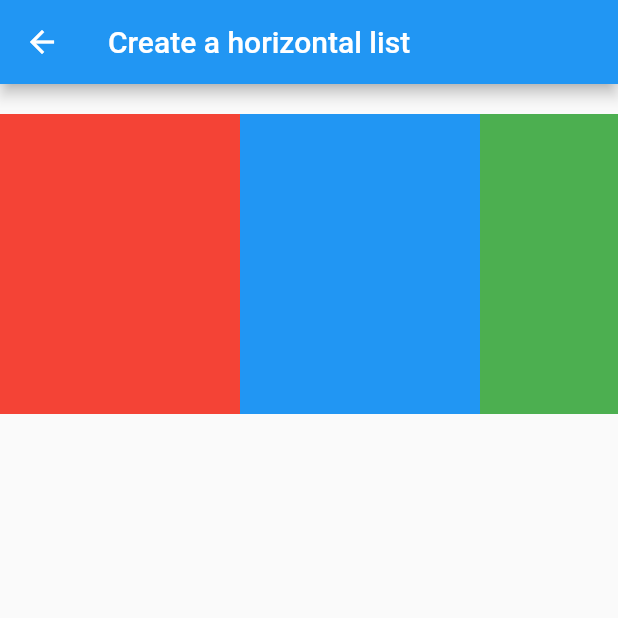
After one commit to xrr2016/flutter-cookbook, a Flutter app: the Listpage screen opened directly, after a tap on "Create a horizontal list", on a phone screen of 412 x 824 dp, the top half of it. The commit adds this screen. Run offline on Flutter 3.47's test engine with Material 2 defaults, Android fonts, the phone set to English and light mode, and no system bars; our stand-ins replace cached_network_image, transparent_image; Roboto replaces fonts that are missing (Montserrat).

Commit message:
feat:  horizontal list page

```diff
--- /dev/null
+++ b/lib/lists/horizontal_list_page.dart
@@ -0,0 +1,41 @@
+import 'package:flutter/material.dart';
+
+class HorizontalListPage extends StatelessWidget {
+  @override
+  Widget build(BuildContext context) {
+    return Scaffold(
+      appBar: AppBar(
+        title: Text('Create a horizontal list'),
+      ),
+      body: Container(
+        height: 200,
+        margin: EdgeInsets.symmetric(vertical: 20.0),
+        child: ListView(
+          scrollDirection: Axis.horizontal,
+          children: <Widget>[
+            Container(
+              width: 160.0,
+              color: Colors.red,
+            ),
+            Container(
+              width: 160.0,
+              color: Colors.blue,
+            ),
+            Container(
+              width: 160.0,
+              color: Colors.green,
+            ),
+            Container(
+              width: 160.0,
+              color: Colors.yellow,
+            ),
+            Container(
+              width: 160.0,
+              color: Colors.orange,
+            ),
+          ],
+        ),
+      ),
+    );
+  }
+}
--- a/lib/lists/list_page.dart
+++ b/lib/lists/list_page.dart
@@ -1,5 +1,6 @@
 import 'package:flutter/material.dart';
 import 'package:flutter_cookbook/lists/grid_list_page.dart';
+import 'package:flutter_cookbook/lists/horizontal_list_page.dart';
 import 'package:flutter_cookbook/lists/types_list_page.dart';
 
 class Listpage extends StatelessWidget {
@@ -23,6 +24,17 @@ class Listpage extends StatelessWidget {
             },
           ),
           ListTile(
+            title: Text('Create a horizontal list'),
+            onTap: () {
+              Navigator.push(
+                context,
+                MaterialPageRoute(
+                  builder: (context) => HorizontalListPage(),
+                ),
+              );
+            },
+          ),
+          ListTile(
             title: Text('Create lists with different types of items'),
             onTap: () {
               Navigator.push(
```
